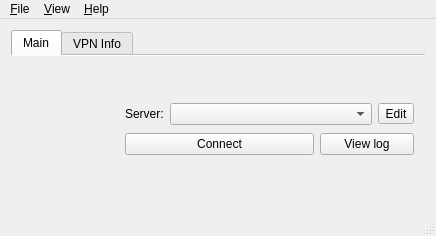
First picture: the form in src/dialog/mainwindow.ui, repository openconnect/openconnect-gui, before the edit.
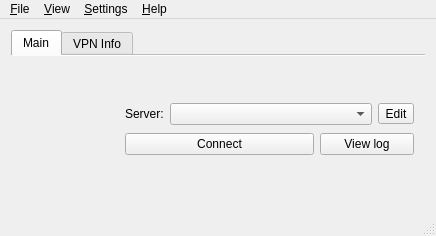
Second picture: the form after the edit. Icons and pictures are not drawn.

Commit message:
Minimize-related features (close #43, close #60, #57)
Implemented support for:
- minimize to notification area (aka systray)
- start the app minimized into notification area
- close to notification area instead of quit

The edit to the form file:
```diff
--- a/src/dialog/mainwindow.ui
+++ b/src/dialog/mainwindow.ui
@@ -403,8 +403,18 @@
     </property>
     <addaction name="actionLogWindow"/>
    </widget>
+   <widget class="QMenu" name="menu_Settings">
+    <property name="title">
+     <string>&amp;Settings</string>
+    </property>
+    <addaction name="actionMinimizeToTheNotificationArea"/>
+    <addaction name="actionMinimizeTheApplicationInsteadOfClosing"/>
+    <addaction name="separator"/>
+    <addaction name="actionStartMinimized"/>
+   </widget>
    <addaction name="menuFile"/>
    <addaction name="menu_View"/>
+   <addaction name="menu_Settings"/>
    <addaction name="menuHelp"/>
   </widget>
   <action name="actionQuit">
```
Left out of the diff: 30 changed lines with no effect on the pictures. The commit also changes 2 other files.
